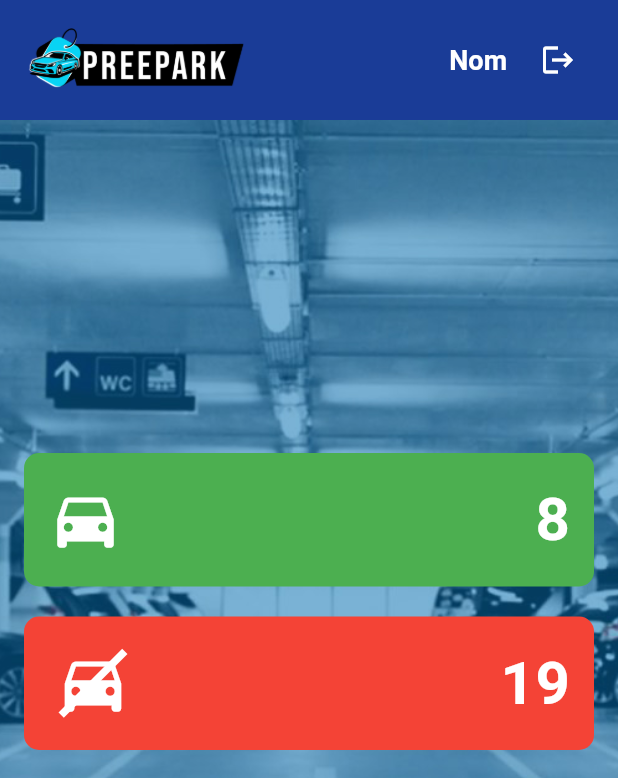
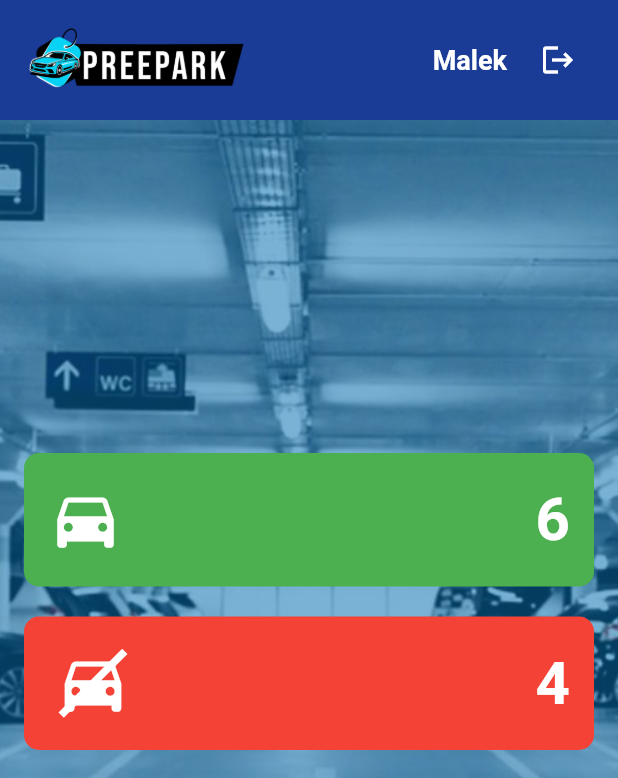
Before and after one commit to MalekBenYounes/Projet-PFA-IOT, a Flutter app: the HomePage screen opened directly, on a phone screen of 412 x 824 dp. Shown: the top 778 px of the screen. Run offline on Flutter 3.47's test engine with Material 3 defaults, Android fonts, the phone set to English and light mode, and no system bars; network calls fail.

Commit message:
last update

```diff
--- a/lib/Model/place.dart
+++ b/lib/Model/place.dart
@@ -3,7 +3,9 @@
 //     final place = placeFromJson(jsonString);
 
 import 'dart:convert';
+List<Place> PlaceFromJson(String str) => List<Place>.from(json.decode(str).map((x) => Place.fromJson(x)));
 
+String PlaceToJson(List<Place> data) => json.encode(List<dynamic>.from(data.map((x) => x.toJson())));
 Place placeFromJson(String str) => Place.fromJson(json.decode(str));
 
 String placeToJson(Place data) => json.encode(data.toJson());
--- a/lib/pages/HomePage.dart
+++ b/lib/pages/HomePage.dart
@@ -1,30 +1,70 @@
+import 'dart:convert';
+
 import 'package:flutter/material.dart';
 import 'LoginPage.dart';
 import 'ReservationPage.dart';
+import '../../services/place.dart';
+import '../../Model/place.dart';
 
-class HomePage extends StatelessWidget {
+class HomePage extends StatefulWidget {
+  @override
+  _HomePageState createState() => _HomePageState();
+}
+
+class _HomePageState extends State<HomePage> {
+  int availablePlaces = 0; // Compteur des places disponibles
+  int occupiedPlaces = 0;  // Compteur des places occupées
+  bool isLoading = false;
+  List<Place> places =[];
+  @override
+  void initState() {
+    super.initState();
+    fetchPlaces(); // Charger les places dès le démarrage
+  }
+
+ void fetchPlaces() async {
+  if (isLoading) return;  // Ne lance pas une nouvelle requête si déjà en cours
+  setState(() {
+    isLoading = true;
+  });
+
+  try {
+    // Récupérer le nombre de places vides et occupées
+    final emptyCount = await EtageService.getPlaceCountEmty();
+    final occupiedCount = await EtageService.getPlaceCountOcup();
+
+    setState(() {
+      availablePlaces = 7;
+      occupiedPlaces = 3;
+      isLoading = false;
+    });
+  } catch (e) {
+    setState(() {
+      isLoading = false;
+    });
+  }
+}
+
 
   @override
   Widget build(BuildContext context) {
     return Scaffold(
       appBar: AppBar(
         automaticallyImplyLeading: false,
-        backgroundColor: Color(0xFF1A3C97), // Fond blanc pour l'AppBar
-        elevation: 0, // Supprime l'ombre de l'AppBar
-        toolbarHeight: 80, // Ajuste la hauteur de l'AppBar
+        backgroundColor: Color(0xFF1A3C97),
+        elevation: 0,
+        toolbarHeight: 80,
         title: Row(
           mainAxisAlignment: MainAxisAlignment.spaceBetween,
           children: [
-            // Image à gauche
             Image.asset(
-              "assets/images/preepark.png", // Remplacez par le chemin réel de l'image
+              "assets/images/preepark.png",
               width: 150,
             ),
-            // Nom et icône de logout à droite
             Row(
               children: [
                 Text(
-                  "Nom",
+                  "Malek",
                   style: TextStyle(
                     fontSize: 18,
                     fontWeight: FontWeight.bold,
@@ -35,7 +75,6 @@ class HomePage extends StatelessWidget {
                 IconButton(
                   icon: Icon(Icons.logout, color: Colors.white),
                   onPressed: () {
-                    // Redirige vers la page LoginPage
                     Navigator.pushReplacement(
                       context,
                       MaterialPageRoute(builder: (context) => LoginPage()),
@@ -49,20 +88,17 @@ class HomePage extends StatelessWidget {
       ),
       body: Stack(
         children: [
-          // Image de fond
           Container(
             decoration: BoxDecoration(
               image: DecorationImage(
-                image: AssetImage("assets/images/parking.jpg"), // Image de fond
+                image: AssetImage("assets/images/parking.jpg"),
                 fit: BoxFit.cover,
               ),
             ),
           ),
-          // Superposition blanche semi-transparente
           Container(
             color: Colors.white.withOpacity(0),
           ),
-          // Contenu principal
           Center(
             child: Container(
               padding: const EdgeInsets.all(16.0),
@@ -73,8 +109,7 @@ class HomePage extends StatelessWidget {
                   Container(
                     decoration: BoxDecoration(
                       color: Colors.green,
-                      borderRadius:
-                          BorderRadius.circular(10), // Radius des coins
+                      borderRadius: BorderRadius.circular(10),
                     ),
                     padding: EdgeInsets.all(16),
                     child: Row(
@@ -86,7 +121,7 @@ class HomePage extends StatelessWidget {
                           color: Colors.white,
                         ),
                         Text(
-                          "8",
+                          "6",
                           style: TextStyle(
                             fontSize: 40,
                             fontWeight: FontWeight.bold,
@@ -96,13 +131,12 @@ class HomePage extends StatelessWidget {
                       ],
                     ),
                   ),
-                  SizedBox(height: 20), // Espacement entre les blocs
+                  SizedBox(height: 20),
                   // Bloc rouge
                   Container(
                     decoration: BoxDecoration(
                       color: Colors.red,
-                      borderRadius:
-                          BorderRadius.circular(10), // Radius des coins
+                      borderRadius: BorderRadius.circular(10),
                     ),
                     padding: EdgeInsets.all(16),
                     child: Row(
@@ -127,7 +161,7 @@ class HomePage extends StatelessWidget {
                           ],
                         ),
                         Text(
-                          "19",
+                          "4",
                           style: TextStyle(
                             fontSize: 40,
                             fontWeight: FontWeight.bold,
@@ -138,7 +172,6 @@ class HomePage extends StatelessWidget {
                     ),
                   ),
                   SizedBox(height: 20),
-                  //button de reservation
                   ElevatedButton(
                     onPressed: () {
                       Navigator.pushReplacement(
@@ -146,32 +179,27 @@ class HomePage extends StatelessWidget {
                         MaterialPageRoute(
                             builder: (context) => ReservationPage()),
                       );
-                      // Action à exécuter lors du clic sur le bouton
                     },
                     style: ElevatedButton.styleFrom(
-                      backgroundColor:
-                          Color.fromARGB(177, 26, 59, 151), // Couleur de fond
+                      backgroundColor: Color.fromARGB(177, 26, 59, 151),
                       shape: RoundedRectangleBorder(
-                        borderRadius:
-                            BorderRadius.circular(10), // Radius des coins
+                        borderRadius: BorderRadius.circular(10),
                       ),
-                      padding: EdgeInsets.all(16), // Espacement interne
+                      padding: EdgeInsets.all(16),
                     ),
                     child: Row(
-                      mainAxisSize: MainAxisSize.min, // Ne pas étirer le bouton
+                      mainAxisSize: MainAxisSize.min,
                       children: [
                         Icon(
                           Icons.check_circle,
                           size: 50,
                           color: Colors.white,
                         ),
-                        SizedBox(
-                            width: 10), // Espacement entre l'icône et le texte
+                        SizedBox(width: 10),
                         Text(
                           "Réserver",
                           style: TextStyle(
-                            fontSize:
-                                20, // Ajustez la taille du texte si nécessaire
+                            fontSize: 20,
                             fontWeight: FontWeight.bold,
                             color: Colors.white,
                           ),
--- a/lib/pages/ReservationPage.dart
+++ b/lib/pages/ReservationPage.dart
@@ -81,7 +81,7 @@ class _ReservationPageState extends State<ReservationPage> {
             Row(
               children: [
                 const Text(
-                  "Nom ",
+                  "Malek ",
                   style: TextStyle(
                     fontSize: 18,
                     fontWeight: FontWeight.bold,
```
Also changed, not shown: lib/pages/PayementPage.dart (+27 -4 lines), lib/services/place.dart (+19 -25 lines).
